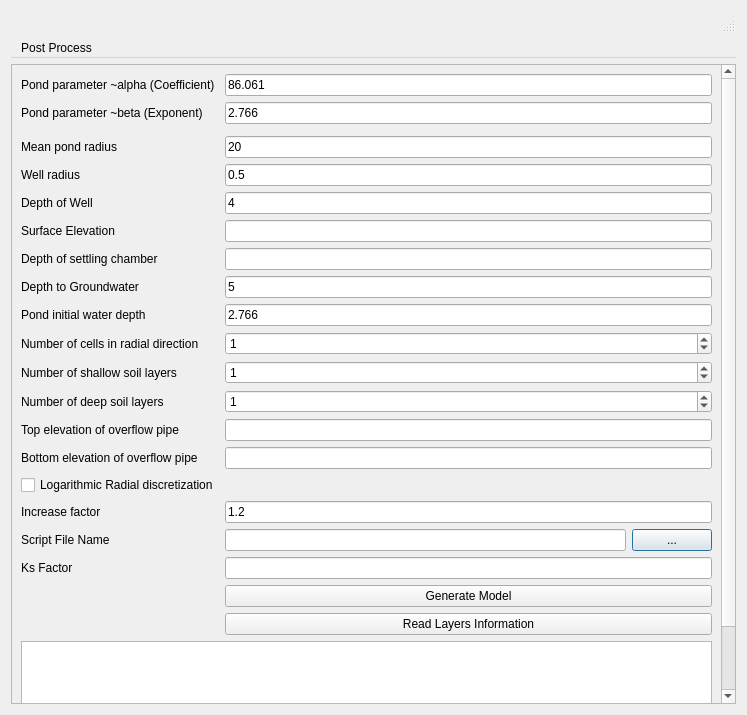
First picture: the form in DryWellDialog.ui, repository ArashMassoudieh/DryWellScriptGenerator, before the edit.
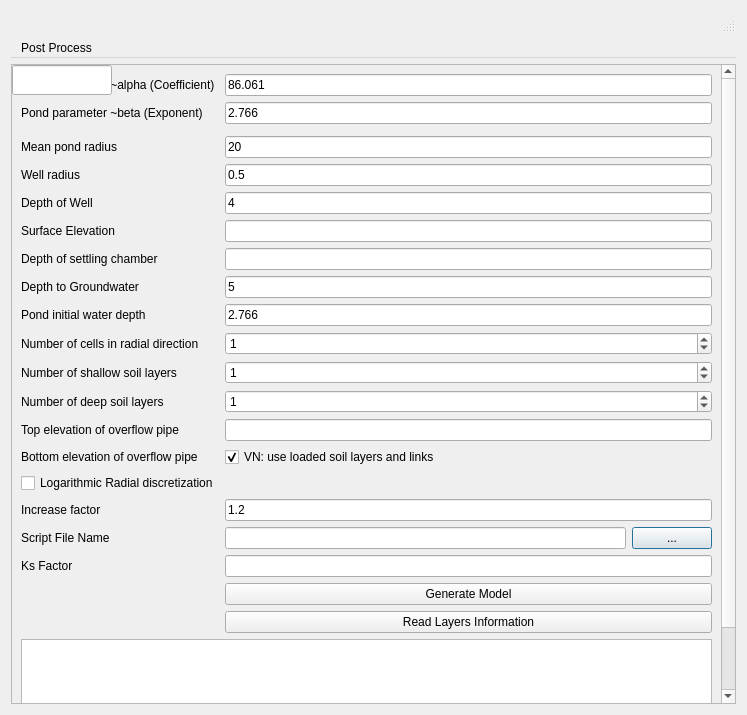
Second picture: the form after the edit.

Commit message: Add VN option to use loaded soil layers and links

Patch:
```diff
--- a/DryWellDialog.ui
+++ b/DryWellDialog.ui
@@ -187,6 +187,16 @@
              </property>
             </widget>
            </item>
+           <item row="14" column="0" colspan="2">
+            <widget class="QCheckBox" name="checkUseVNSoilLayers">
+             <property name="text">
+              <string>VN: use loaded soil layers and links</string>
+             </property>
+             <property name="checked">
+              <bool>true</bool>
+             </property>
+            </widget>
+           </item>
            <item row="17" column="0">
             <widget class="QLabel" name="label_11">
              <property name="text">
```
The commit also changes 11 other files.
